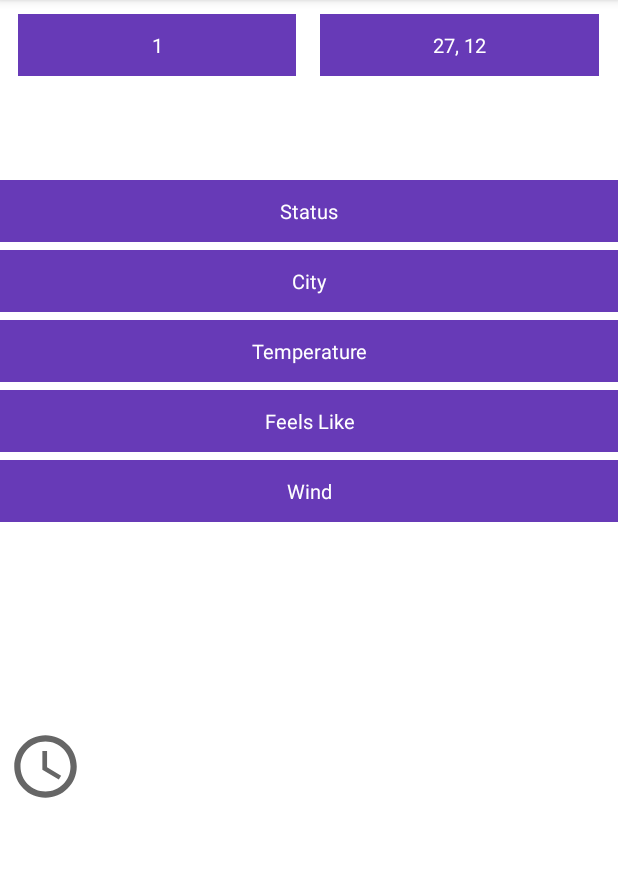
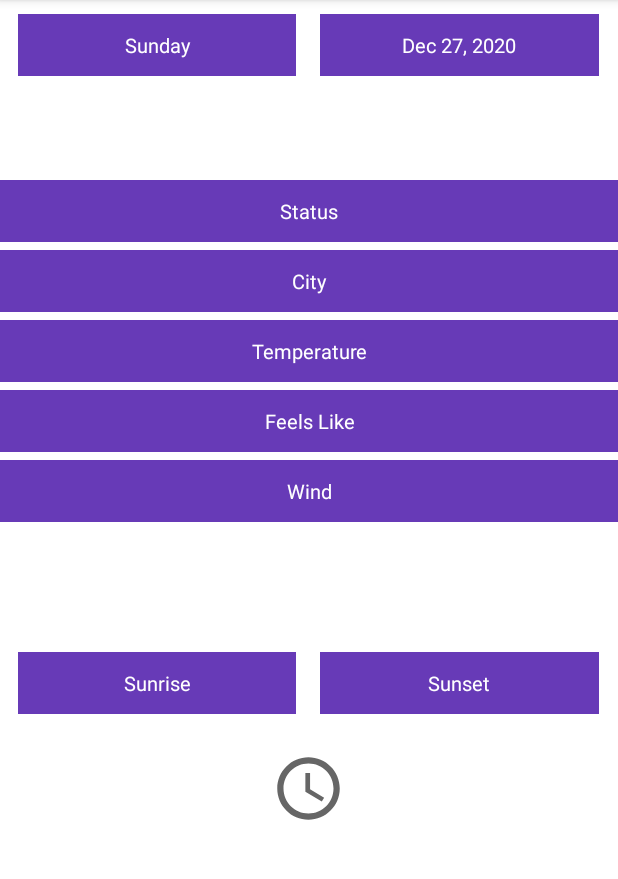
Before and after one commit to mhrhabibur/androidWeatherApp, an Android app: the screen it shows after launch (MainActivity), on a phone screen of 412 x 824 dp, the part 84-963 px from its top. Run offline under Robolectric (Android 15) with nearby library versions, the phone set to English and light mode, and no system bars; our stand-ins replace Picasso; pictures from the network do not load.

Commit message:
add date format

```diff
--- a/app/src/main/java/com/example/myapplication/MainActivity.java
+++ b/app/src/main/java/com/example/myapplication/MainActivity.java
@@ -12,6 +12,8 @@ import com.squareup.picasso.Picasso;
 
 import java.net.URI;
 import java.net.URL;
+import java.sql.Timestamp;
+import java.text.DateFormat;
 import java.util.Calendar;
 
 import retrofit2.Call;
@@ -22,7 +24,7 @@ import retrofit2.converter.gson.GsonConverterFactory;
 
 public class MainActivity extends AppCompatActivity {
 
-    TextView day, date, temperature, city, feelsLike, humidity, status;
+    TextView day, date, temperature, city, feelsLike, humidity, status, sunrise, sunset;
     ImageView weatherStatus;
 
     @Override
@@ -38,17 +40,20 @@ public class MainActivity extends AppCompatActivity {
         humidity = findViewById(R.id.textView_humidity);
         status = findViewById(R.id.textView_status);
         weatherStatus = findViewById(R.id.imageView_status);
+        sunrise = findViewById(R.id.textView_sunrise);
+        sunset = findViewById(R.id.textView_sunset);
 
 
         Calendar calendar = Calendar.getInstance();
-        int month = calendar.get(Calendar.MONTH);
-        int exactMon = month+1;
-       int dates = calendar.get(Calendar.DAY_OF_MONTH);
-       int dayName = calendar.getFirstDayOfWeek();
-       day.setText("" +dayName);
+        String currentdate  =  DateFormat.getDateInstance().format(calendar.getTime());
+
+        String currentDay  =  DateFormat.getDateInstance(DateFormat.FULL).format(calendar.getTime());
+        String[] splitday = currentDay.split(", ");
+        day.setText(""+splitday[0].trim());
 
 
-       date.setText("" +dates+", "+exactMon);
+
+       date.setText("" +currentdate);
 
         Retrofit retrofit = new Retrofit.Builder()
                 .baseUrl("https://api.openweathermap.org/data/2.5/")
@@ -114,6 +119,9 @@ public class MainActivity extends AppCompatActivity {
         double hmidity =  weather.getMain().getHumidity();
         humidity.setText("Humidity: " +hmidity);
 
+        Integer sunriseStatus = weather.getSys().getSunrise();
+        sunrise.setText(""+sunriseStatus);
+
     }
 
 
--- a/app/src/main/res/layout/activity_main.xml
+++ b/app/src/main/res/layout/activity_main.xml
@@ -153,8 +153,57 @@
     <LinearLayout
         android:layout_width="match_parent"
         android:layout_height="1dp"
+        android:orientation="vertical"
         android:layout_weight="2"
         >
+
+        <LinearLayout
+            android:layout_width="match_parent"
+            android:layout_height="60dp"
+            android:layout_marginBottom="10dp"
+            android:orientation="horizontal"
+            android:gravity="center_vertical">
+
+            <View
+                android:layout_weight=".03"
+                android:layout_width="0dp"
+                android:layout_height="0dp"/>
+            <TextView
+                android:id="@+id/textView_sunrise"
+                android:layout_width="0dp"
+                android:layout_height="wrap_content"
+                android:layout_weight=".45"
+                android:background="#673AB7"
+                android:gravity="center"
+                android:paddingTop="3dip"
+                android:paddingBottom="3dip"
+                android:text="Sunrise"
+                android:textColor="@android:color/white"
+                android:textSize="13sp"
+                android:minLines="2"/>
+            <View
+                android:layout_weight=".04"
+                android:layout_width="0dp"
+                android:layout_height="0dp"/>
+
+            <TextView
+                android:id="@+id/textView_sunset"
+                android:layout_width="0dp"
+                android:layout_height="wrap_content"
+                android:layout_weight="0.45"
+                android:background="#673AB7"
+                android:gravity="center"
+                android:minLines="2"
+                android:paddingTop="3dp"
+                android:paddingBottom="3dp"
+                android:text="Sunset"
+                android:textColor="@android:color/white"
+                android:textSize="13sp" />
+            <View
+                android:layout_weight=".03"
+                android:layout_width="0dp"
+                android:layout_height="0dp"/>
+        </LinearLayout>
 
         <ImageView
             android:id="@+id/imageView_timer"
```
